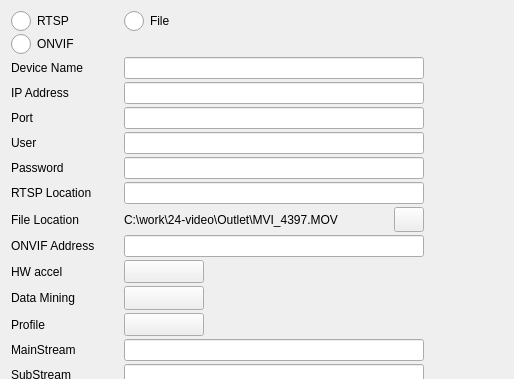
Before: the Qt Designer form veapp/main/vsccameraadd.ui in linkingvision/rapidvms, drawn with Qt 5; both pictures show x 0 to 514 and y 0 to 379 of the 1040 by 510 pixel window.
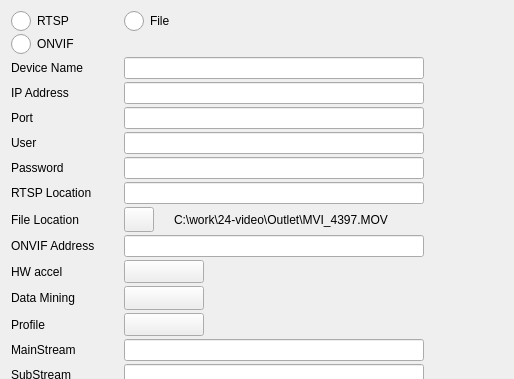
After: the same form once the commit is applied. Icons and pictures are not drawn. Custom widgets are drawn as their Qt base class.

Commit message: move minging to panel

```diff
--- a/veapp/main/vsccameraadd.ui
+++ b/veapp/main/vsccameraadd.ui
@@ -300,22 +300,9 @@
        </item>
        <item row="12" column="1">
         <layout class="QHBoxLayout" name="horizontalLayout">
-         <item>
-          <widget class="QLabel" name="fileLoc">
-           <property name="maximumSize">
-            <size>
-             <width>270</width>
-             <height>16777215</height>
-            </size>
-           </property>
-           <property name="text">
-            <string>C:\work\24-video\Outlet\MVI_4397.MOV</string>
-           </property>
-           <property name="wordWrap">
-            <bool>true</bool>
-           </property>
-          </widget>
-         </item>
+         <property name="spacing">
+          <number>20</number>
+         </property>
          <item>
           <widget class="QPushButton" name="pushButtonFile">
            <property name="minimumSize">
@@ -330,6 +317,14 @@
              <height>25</height>
             </size>
            </property>
+           <property name="styleSheet">
+            <string notr="true">QPushButton:hover {
+border:none;
+color:white;
+background-color: rgb(85, 170, 255);}
+QPushButton:pressed {
+background-color: rgb(200, 200, 200);}</string>
+           </property>
            <property name="text">
             <string/>
            </property>
@@ -345,6 +340,22 @@
            </property>
           </widget>
          </item>
+         <item>
+          <widget class="QLabel" name="fileLoc">
+           <property name="maximumSize">
+            <size>
+             <width>270</width>
+             <height>16777215</height>
+            </size>
+           </property>
+           <property name="text">
+            <string>C:\work\24-video\Outlet\MVI_4397.MOV</string>
+           </property>
+           <property name="wordWrap">
+            <bool>true</bool>
+           </property>
+          </widget>
+         </item>
         </layout>
        </item>
        <item row="19" column="0">
```
The commit also changes 1 other file.
